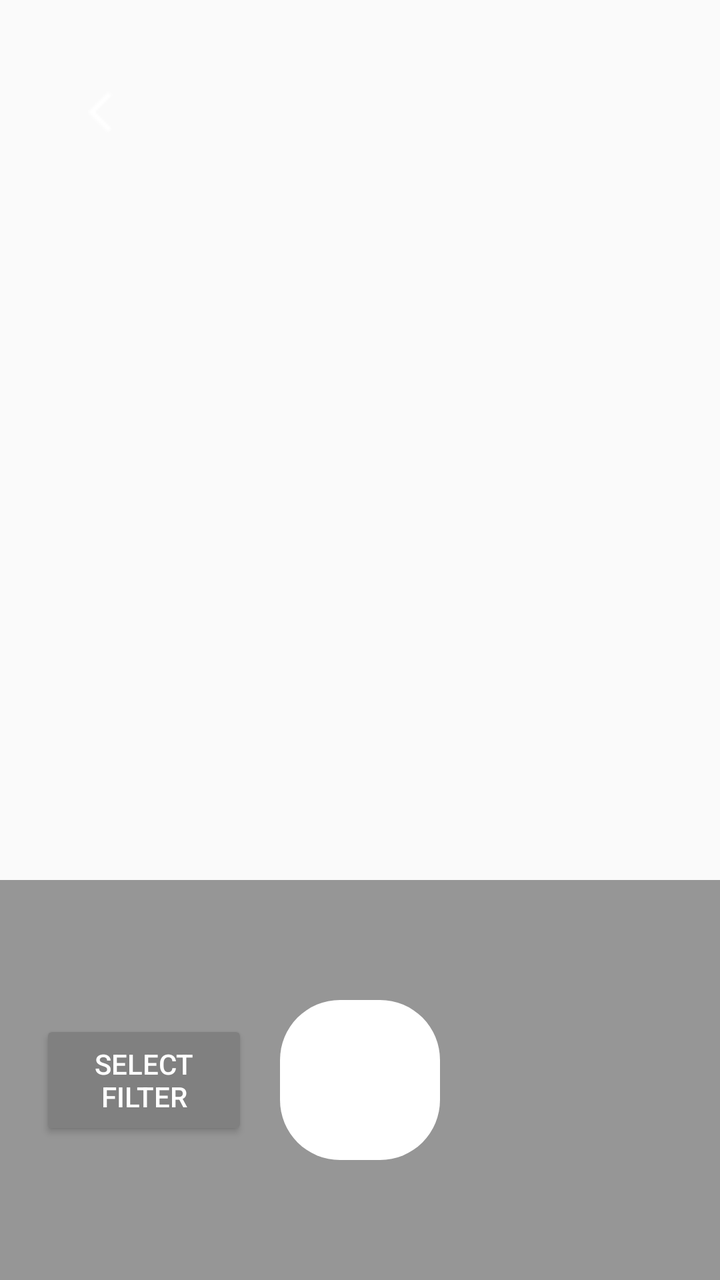
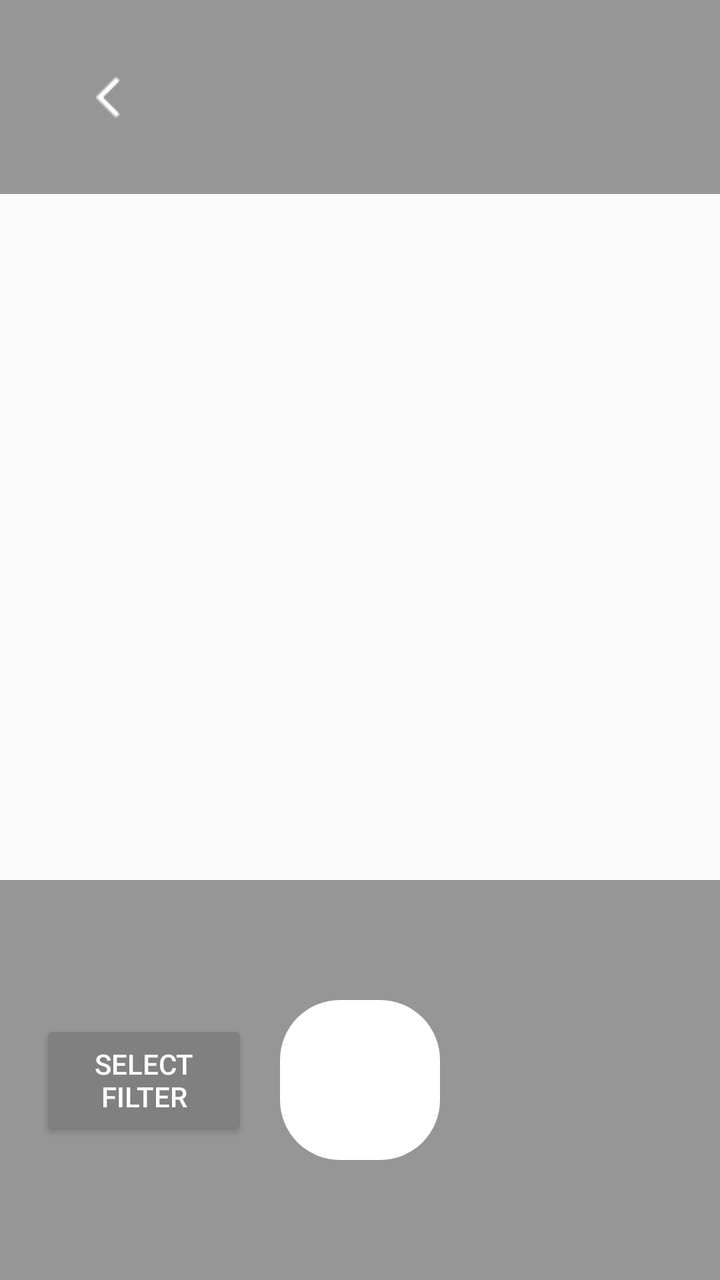

An Android layout rendered at two revisions. The XML below is the earlier revision; the diff shows what the commit changed to produce the second picture.
<!-- AndroidManifest.xml: application theme Theme.FleekTip -->
<!-- res/layout/ar_screen_eyelash.xml -->
<FrameLayout xmlns:android="http://schemas.android.com/apk/res/android"
    xmlns:app="http://schemas.android.com/apk/res-auto"
    android:layout_width="match_parent"
    android:layout_height="match_parent">

    
    <ViewStub
        android:id="@+id/camera_kit_stub_eyelash"
        android:layout_width="match_parent"
        android:layout_height="match_parent" />

    
    <ImageButton
        android:id="@+id/btnBack"
        android:layout_width="80dp"
        android:layout_height="80dp"
        android:layout_gravity="top|start"
        android:layout_margin="16dp"
        android:backgroundTint="#00FFFFFF"
        android:src="@drawable/ic_back"
        app:tint="@color/white"
        android:contentDescription="Back Button" />

    
    <RelativeLayout
        android:id="@+id/layoutEyelashToolbar"
        android:layout_width="match_parent"
        android:layout_height="200dp"
        android:layout_gravity="bottom"
        android:background="#66000000"
        android:padding="20dp">

        
        <ImageButton
            android:id="@+id/btnScreenshot"
            android:layout_width="80dp"
            android:layout_height="80dp"
            android:padding="16dp"
            android:background="@drawable/rounded_button_blank"
            android:src="@drawable/ic_camera"
            app:tint="@android:color/white"
            android:layout_centerInParent="true" />

        
        <Button
            android:id="@+id/btnSelectFilter"
            android:layout_width="wrap_content"
            android:layout_height="60dp"
            android:layout_centerVertical="true"
            android:layout_toStartOf="@id/btnScreenshot"
            android:layout_marginEnd="16dp"
            android:backgroundTint="@color/gray"
            android:padding="12dp"
            android:text="Select Filter"
            android:textColor="@android:color/white" />

    </RelativeLayout>

</FrameLayout>
<!-- resources referenced by this layout -->
<resources>
  <color name="gray">#808080</color>
  <color name="white">#FFFFFFFF</color>
  <!-- drawable ic_back: png bitmap (drawable, 209 bytes) -->
  <!-- drawable ic_camera: png bitmap (drawable, 492 bytes) -->
  <!-- drawable rounded_button_blank (drawable) -->
  <shape xmlns:android="http://schemas.android.com/apk/res/android"
      android:shape="rectangle">
      <solid android:color="@color/white" />
      <corners android:radius="30dp" />
      <padding android:left="16dp" android:right="16dp" android:top="10dp" android:bottom="10dp"/>
  </shape>
  <style name="Theme.FleekTip" parent="Theme.AppCompat.Light.NoActionBar">
          <item name="colorPrimary">@color/pink_light</item>
      </style>
  <color name="pink_light">#FFB6C1</color>
</resources>

<!-- the commit's change to res/layout/ar_screen_eyelash.xml (unified diff, before → after) -->
@@ -10,16 +10,25 @@
         android:layout_height="match_parent" />
 
     
-    <ImageButton
-        android:id="@+id/btnBack"
-        android:layout_width="80dp"
-        android:layout_height="80dp"
-        android:layout_gravity="top|start"
-        android:layout_margin="16dp"
-        android:backgroundTint="#00FFFFFF"
-        android:src="@drawable/ic_back"
-        app:tint="@color/white"
-        android:contentDescription="Back Button" />
+    <RelativeLayout
+        android:id="@+id/TopToolbar"
+        android:layout_width="match_parent"
+        android:layout_height="97dp"
+        android:background="#66000000"
+        android:padding="20dp">
+
+        
+        <ImageButton
+            android:id="@+id/btnBack"
+            android:layout_width="80dp"
+            android:layout_height="80dp"
+            android:layout_alignParentStart="true"
+            android:layout_centerVertical="true"
+            android:backgroundTint="#00FFFFFF"
+            android:src="@drawable/ic_back"
+            app:tint="@color/white" />
+
+    </RelativeLayout>
 
     
     <RelativeLayout
